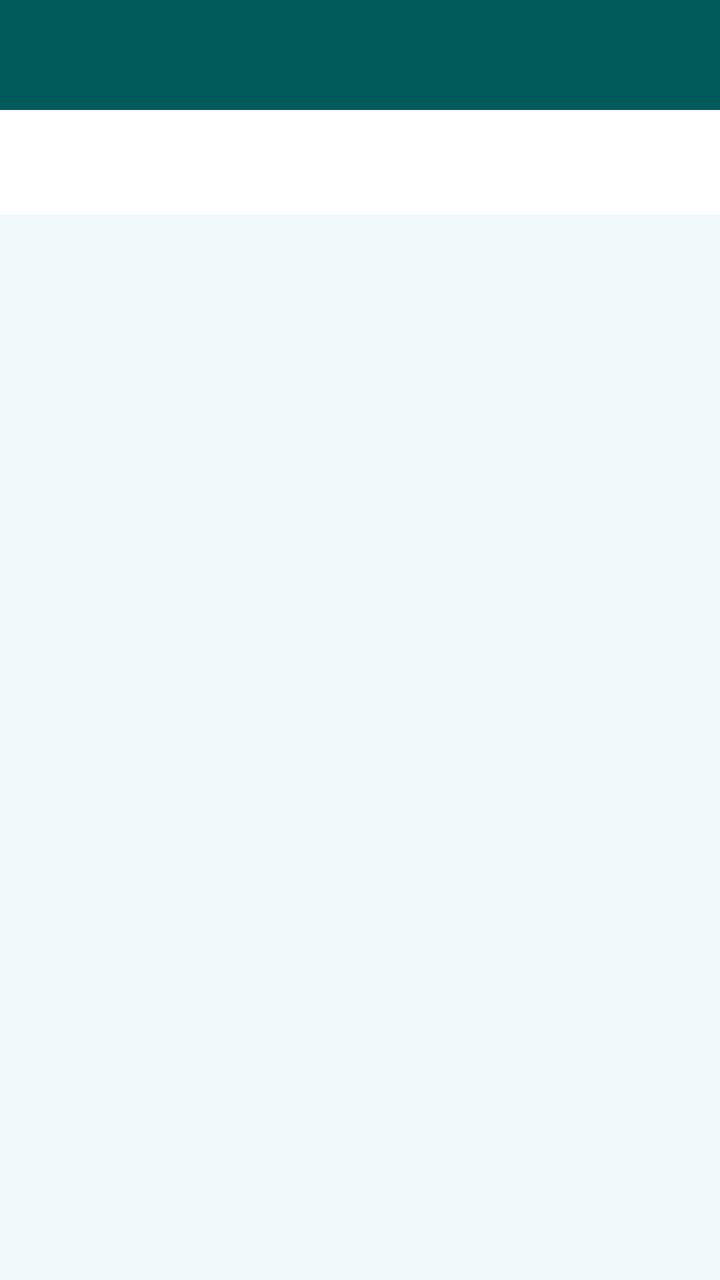
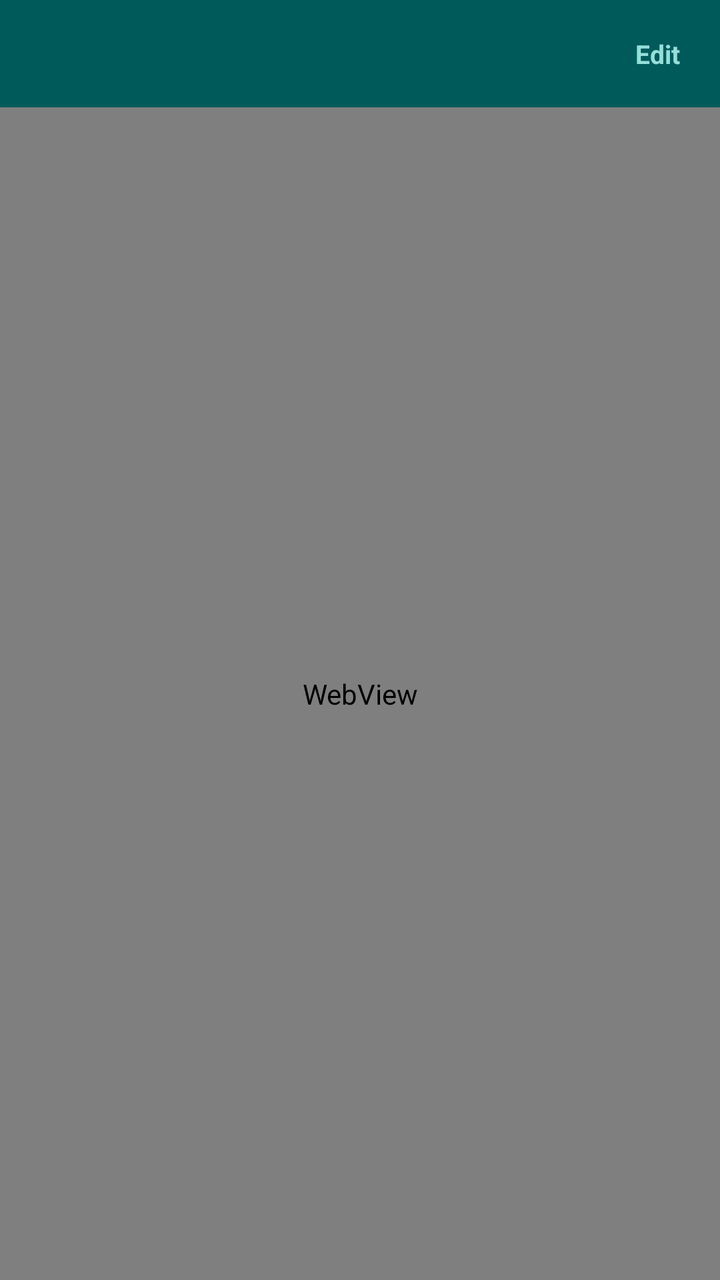

An Android layout rendered at two revisions. The XML below is the earlier revision; the diff shows what the commit changed to produce the second picture.
<!-- AndroidManifest.xml: application theme Theme.NotesPusher -->
<!-- res/layout/activity_note_view.xml -->
<?xml version="1.0" encoding="utf-8"?>
<androidx.constraintlayout.widget.ConstraintLayout xmlns:android="http://schemas.android.com/apk/res/android"
    xmlns:app="http://schemas.android.com/apk/res-auto"
    android:layout_width="match_parent"
    android:layout_height="match_parent"
    android:background="@color/surface_page">

    <TextView
        android:id="@+id/noteTitleBar"
        android:layout_width="0dp"
        android:layout_height="wrap_content"
        android:background="@color/teal_900"
        android:ellipsize="middle"
        android:maxLines="1"
        android:paddingStart="20dp"
        android:paddingEnd="20dp"
        android:paddingTop="18dp"
        android:paddingBottom="18dp"
        android:textColor="@color/white"
        android:textSize="14sp"
        android:textStyle="bold"
        app:layout_constraintTop_toTopOf="parent"
        app:layout_constraintStart_toStartOf="parent"
        app:layout_constraintEnd_toEndOf="parent" />

    <ProgressBar
        android:id="@+id/viewProgress"
        style="?android:attr/progressBarStyleLarge"
        android:layout_width="wrap_content"
        android:layout_height="wrap_content"
        app:layout_constraintTop_toBottomOf="@id/noteTitleBar"
        app:layout_constraintBottom_toBottomOf="parent"
        app:layout_constraintStart_toStartOf="parent"
        app:layout_constraintEnd_toEndOf="parent" />

    <ScrollView
        android:layout_width="0dp"
        android:layout_height="0dp"
        app:layout_constraintTop_toBottomOf="@id/noteTitleBar"
        app:layout_constraintBottom_toBottomOf="parent"
        app:layout_constraintStart_toStartOf="parent"
        app:layout_constraintEnd_toEndOf="parent">

        <TextView
            android:id="@+id/noteContentView"
            android:layout_width="match_parent"
            android:layout_height="wrap_content"
            android:background="@color/surface_card"
            android:padding="16dp"
            android:textColor="@color/ink"
            android:textIsSelectable="true"
            android:textSize="15sp" />
    </ScrollView>

</androidx.constraintlayout.widget.ConstraintLayout>
<!-- resources referenced by this layout -->
<resources>
  <color name="ink">#012D2C</color>
  <color name="surface_card">#FFFFFF</color>
  <color name="surface_page">#F0FAFA</color>
  <color name="teal_900">#005A5A</color>
  <color name="white">#FFFFFF</color>
  <style name="Theme.NotesPusher" parent="Theme.MaterialComponents.DayNight.NoActionBar">
          <item name="colorPrimary">@color/teal_900</item>
          <item name="colorPrimaryDark">@color/teal_900</item>
          <item name="colorAccent">@color/teal_700</item>
          <item name="android:windowBackground">@color/surface_page</item>
          <item name="android:statusBarColor">@color/teal_900</item>
      </style>
  <color name="teal_700">#008282</color>
</resources>

<!-- the commit's change to res/layout/activity_note_view.xml (unified diff, before → after) -->
@@ -5,23 +5,58 @@
     android:layout_height="match_parent"
     android:background="@color/surface_page">
 
-    <TextView
+    <LinearLayout
         android:id="@+id/noteTitleBar"
         android:layout_width="0dp"
         android:layout_height="wrap_content"
+        android:orientation="horizontal"
+        android:gravity="center_vertical"
         android:background="@color/teal_900"
-        android:ellipsize="middle"
-        android:maxLines="1"
         android:paddingStart="20dp"
-        android:paddingEnd="20dp"
-        android:paddingTop="18dp"
-        android:paddingBottom="18dp"
-        android:textColor="@color/white"
-        android:textSize="14sp"
-        android:textStyle="bold"
+        android:paddingEnd="16dp"
+        android:paddingTop="14dp"
+        android:paddingBottom="14dp"
         app:layout_constraintTop_toTopOf="parent"
         app:layout_constraintStart_toStartOf="parent"
-        app:layout_constraintEnd_toEndOf="parent" />
+        app:layout_constraintEnd_toEndOf="parent">
+
+        <TextView
+            android:id="@+id/noteTitleText"
+            android:layout_width="0dp"
+            android:layout_height="wrap_content"
+            android:layout_weight="1"
+            android:ellipsize="middle"
+            android:maxLines="1"
+            android:textColor="@color/white"
+            android:textSize="14sp"
+            android:textStyle="bold" />
+
+        <TextView
+            android:id="@+id/saveBtn"
+            android:layout_width="wrap_content"
+            android:layout_height="wrap_content"
+            android:layout_marginEnd="16dp"
+            android:clickable="true"
+            android:focusable="true"
+            android:padding="4dp"
+            android:text="@string/btn_save"
+            android:textColor="@color/amber"
+            android:textSize="13sp"
+            android:textStyle="bold"
+            android:visibility="gone" />
+
+        <TextView
+            android:id="@+id/toggleModeBtn"
+            android:layout_width="wrap_content"
+            android:layout_height="wrap_content"
+            android:clickable="true"
+            android:focusable="true"
+            android:padding="4dp"
+            android:text="@string/btn_edit"
+            android:textColor="@color/teal_100"
+            android:textSize="13sp"
+            android:textStyle="bold" />
+    </LinearLayout>
 
     <ProgressBar
         android:id="@+id/viewProgress"
@@ -33,23 +68,33 @@
         app:layout_constraintStart_toStartOf="parent"
         app:layout_constraintEnd_toEndOf="parent" />
 
-    <ScrollView
+    <EditText
+        android:id="@+id/noteEditText"
         android:layout_width="0dp"
         android:layout_height="0dp"
+        android:layout_margin="12dp"
+        android:background="@drawable/bg_textarea"
+        android:fontFamily="monospace"
+        android:gravity="top|start"
+        android:inputType="textMultiLine|textCapSentences"
+        android:overScrollMode="always"
+        android:padding="16dp"
+        android:textColor="@color/ink"
+        android:textSize="14sp"
+        android:visibility="gone"
         app:layout_constraintTop_toBottomOf="@id/noteTitleBar"
         app:layout_constraintBottom_toBottomOf="parent"
         app:layout_constraintStart_toStartOf="parent"
-        app:layout_constraintEnd_toEndOf="parent">
+        app:layout_constraintEnd_toEndOf="parent" />
 
-        <TextView
-            android:id="@+id/noteContentView"
-            android:layout_width="match_parent"
-            android:layout_height="wrap_content"
-            android:background="@color/surface_card"
-            android:padding="16dp"
-            android:textColor="@color/ink"
-            android:textIsSelectable="true"
-            android:textSize="15sp" />
-    </ScrollView>
+    <WebView
+        android:id="@+id/notePreviewWeb"
+        android:layout_width="0dp"
+        android:layout_height="0dp"
+        android:background="@color/surface_card"
+        app:layout_constraintTop_toBottomOf="@id/noteTitleBar"
+        app:layout_constraintBottom_toBottomOf="parent"
+        app:layout_constraintStart_toStartOf="parent"
+        app:layout_constraintEnd_toEndOf="parent" />
 
 </androidx.constraintlayout.widget.ConstraintLayout>
<!-- resource entries referenced after the edit -->
@@ -1,10 +1,21 @@
 <!-- resources referenced by this layout -->
 <resources>
+  <color name="amber">#E1A01E</color>
   <color name="ink">#012D2C</color>
   <color name="surface_card">#FFFFFF</color>
   <color name="surface_page">#F0FAFA</color>
+  <color name="teal_100">#95DFDB</color>
   <color name="teal_900">#005A5A</color>
   <color name="white">#FFFFFF</color>
+  <!-- drawable bg_textarea (drawable) -->
+  <?xml version="1.0" encoding="utf-8"?>
+  <shape xmlns:android="http://schemas.android.com/apk/res/android" android:shape="rectangle">
+      <solid android:color="@color/surface_card" />
+      <stroke android:width="1dp" android:color="@color/border" />
+      <corners android:radius="8dp" />
+  </shape>
+  <string name="btn_edit">Edit</string>
+  <string name="btn_save">Save</string>
   <style name="Theme.NotesPusher" parent="Theme.MaterialComponents.DayNight.NoActionBar">
           <item name="colorPrimary">@color/teal_900</item>
           <item name="colorPrimaryDark">@color/teal_900</item>
@@ -12,6 +23,7 @@
           <item name="android:windowBackground">@color/surface_page</item>
           <item name="android:statusBarColor">@color/teal_900</item>
       </style>
+  <color name="border">#D0ECEB</color>
   <color name="teal_700">#008282</color>
 </resources>
 
